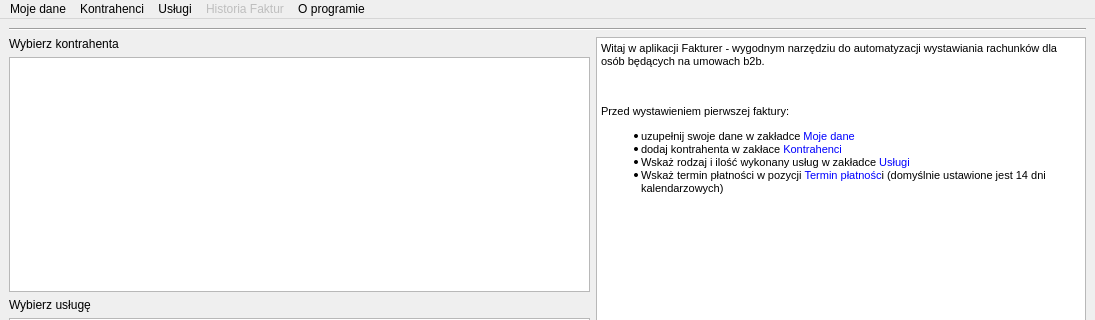
Qt form gui/designer/main_window.ui (pazdzier/Fakturer) before a commit; both pictures show x 0 to 1095 and y 0 to 320 of the 1095 by 640 pixel window.
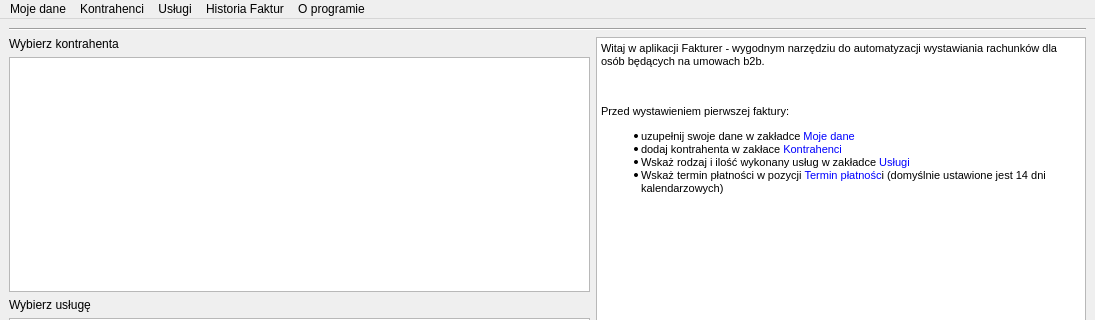
The same form after that commit.

The edit to the form file:
```diff
--- a/gui/designer/main_window.ui
+++ b/gui/designer/main_window.ui
@@ -243,8 +243,11 @@
     <addaction name="user_to_file"/>
     <addaction name="user_from_file"/>
    </widget>
-   <widget class="QMenu" name="menuHistoria_Faktur">
+   <widget class="QMenu" name="invoices">
     <property name="enabled">
+     <bool>true</bool>
+    </property>
+    <property name="tearOffEnabled">
      <bool>false</bool>
     </property>
     <property name="title">
@@ -274,7 +277,7 @@
    <addaction name="menuOMnie"/>
    <addaction name="menuKontrahenci"/>
    <addaction name="menuUs_ugi"/>
-   <addaction name="menuHistoria_Faktur"/>
+   <addaction name="invoices"/>
    <addaction name="menuO_programie"/>
   </widget>
   <action name="addContractor">
```
Left out of the diff: 6 changed lines with no effect on the pictures.
